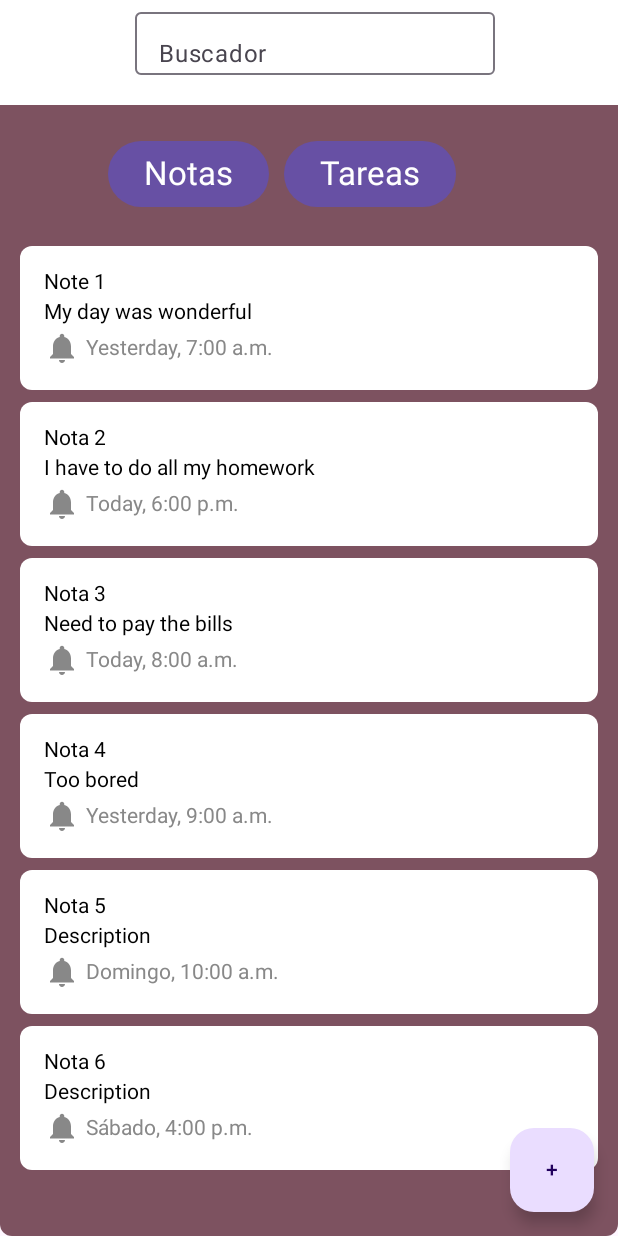
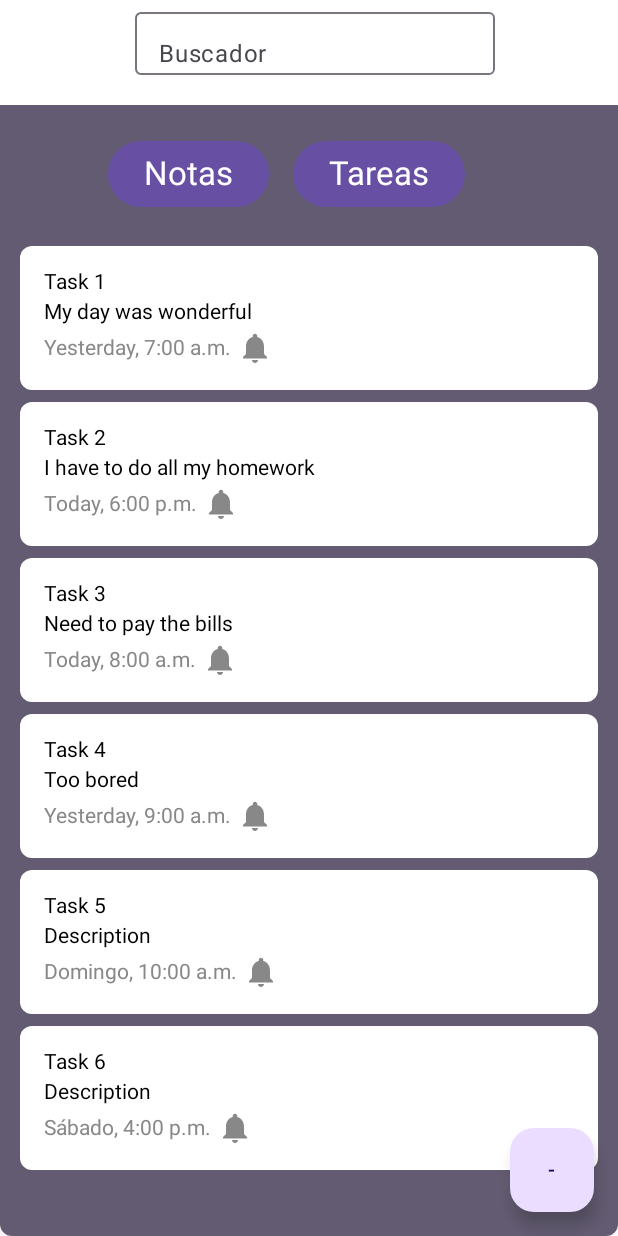
Before and after one commit to JuanCharlitossLopez/ProyectoNotas, an Android app built with Jetpack Compose: the screen it shows after launch (MainActivity before the commit, PrincipalTareas after it), after a tap on "Tareas", on a phone screen of 412 x 824 dp. Run offline under Robolectric (Android 15) with nearby library versions, the phone set to English and light mode, and no system bars.

Commit message:
Navegacion entre pantallas Completada

```diff
--- a/ProyectoNotas/app/src/main/AndroidManifest.xml
+++ b/ProyectoNotas/app/src/main/AndroidManifest.xml
@@ -26,7 +26,8 @@
 
         </activity>
         <activity android:name=".screens.PrincipalNotas" />
-
+        <activity android:name=".screens.PrincipalTareas" />
+        <activity android:name=".screens.AddTask" />
     </application>
 
 </manifest>
--- a/ProyectoNotas/app/src/main/java/com/example/proyectonotas/MainActivity.kt
+++ b/ProyectoNotas/app/src/main/java/com/example/proyectonotas/MainActivity.kt
@@ -1,21 +1,25 @@
-
 package com.example.proyectonotas
 
+/*import android.content.ClipData.Item*/
+
 import android.annotation.SuppressLint
-/*import android.content.ClipData.Item*/
+import android.content.Intent
 import android.os.Bundle
 import androidx.activity.ComponentActivity
 import androidx.activity.compose.setContent
 import androidx.compose.foundation.background
+import androidx.compose.foundation.layout.Box
 import androidx.compose.foundation.layout.Column
 import androidx.compose.foundation.layout.Row
 import androidx.compose.foundation.layout.Spacer
 import androidx.compose.foundation.layout.fillMaxSize
+import androidx.compose.foundation.layout.fillMaxWidth
+import androidx.compose.foundation.layout.height
 import androidx.compose.foundation.layout.offset
 import androidx.compose.foundation.layout.padding
 import androidx.compose.foundation.layout.width
-import androidx.compose.foundation.lazy.LazyColumn
 import androidx.compose.foundation.rememberScrollState
+import androidx.compose.foundation.shape.RoundedCornerShape
 import androidx.compose.foundation.verticalScroll
 import androidx.compose.material3.Button
 import androidx.compose.material3.ExperimentalMaterial3Api
@@ -23,17 +27,16 @@ import androidx.compose.material3.MaterialTheme
 import androidx.compose.material3.Scaffold
 import androidx.compose.material3.Text
 import androidx.compose.runtime.Composable
+import androidx.compose.ui.Alignment
 import androidx.compose.ui.Modifier
 import androidx.compose.ui.draw.clip
 import androidx.compose.ui.graphics.Color
-import androidx.compose.ui.text.input.TextFieldValue
+import androidx.compose.ui.platform.LocalContext
 import androidx.compose.ui.tooling.preview.Preview
 import androidx.compose.ui.unit.dp
 import com.example.proyectonotas.componentes.BottomBar
 import com.example.proyectonotas.componentes.FAB
-import com.example.proyectonotas.componentes.SearchBar
-
-import com.example.proyectonotas.screens.NoteCard
+import com.example.proyectonotas.screens.PrincipalTareas
 
 
 class MainActivity : ComponentActivity() {
@@ -50,14 +53,36 @@ class MainActivity : ComponentActivity() {
 @Preview
 @Composable
 fun ViewContainer() {
-    Scaffold (
+    Scaffold(
         topBar = { BottomBar() },
-        content = { Content()},
-
+        content = { Content() },
         floatingActionButton = { FAB() }
     )
 }
-
+@Composable
+fun NoteCardNOTAS(title: String, subtitle: String?, time: String) {
+    Box(
+        modifier = Modifier
+            .padding(horizontal = 1.dp, vertical = 4.dp)
+            .fillMaxWidth()
+            .background(Color.White, shape = RoundedCornerShape(8.dp))
+            .padding(16.dp)
+    ) {
+        Column {
+            Text(text = title, color = Color.Black)
+            subtitle?.let {
+                Spacer(modifier = Modifier.height(4.dp))
+                Text(text = subtitle, color = Color.Black)
+            }
+            Spacer(modifier = Modifier.height(4.dp))
+            Row(
+                verticalAlignment = Alignment.CenterVertically
+            ) {
+                Text(text = time, color = Color.Gray)
+            }
+        }
+    }
+}
 
 
 @Composable
@@ -66,12 +91,13 @@ fun Content() {
     // LazyColumn(content = )
     //COLUMNA
     val scrollState = rememberScrollState()
+    val context = LocalContext.current
 
     Column(
         modifier = Modifier
             .fillMaxSize()
             .clip(shape = MaterialTheme.shapes.small)
-            .background(MaterialTheme.colorScheme.tertiary)
+            .background(MaterialTheme.colorScheme.secondary)
             .padding(12.dp)
             .verticalScroll(scrollState)  // Esto hace que el contenido sea desplazable
 
@@ -85,26 +111,30 @@ fun Content() {
 
 
         ) {
-            Button(onClick = { /*TODO*/ }) {
+            Button(onClick = {
+                ///NO
+            }) {
                 Text(text = "Notas", style = MaterialTheme.typography.titleLarge)
-
             }
             Spacer(modifier = Modifier.width(10.dp))
-            Button(onClick = { /*TODO*/ }) {
+            Button(onClick = {
+                val intent = Intent(context, PrincipalTareas::class.java)
+                context.startActivity(intent)
+            }) {
                 Text(text = "Tareas", style = MaterialTheme.typography.titleLarge)
 
             }
         }
-        NoteCard(title = "Note 1", subtitle = "My day was wonderful", time = "Yesterday, 7:00 a.m.")
-        NoteCard(
+        NoteCardNOTAS(title = "Note 1", subtitle = "My day was wonderful", time = "Yesterday, 7:00 a.m.")
+        NoteCardNOTAS(
             title = "Nota 2",
             subtitle = "I have to do all my homework",
             time = "Today, 6:00 p.m."
         )
-        NoteCard(title = "Nota 3", subtitle = "Need to pay the bills", time = "Today, 8:00 a.m.")
-        NoteCard(title = "Nota 4", subtitle = "Too bored", time = "Yesterday, 9:00 a.m.")
-        NoteCard(title = "Nota 5", subtitle = "Description", time = "Domingo, 10:00 a.m.")
-        NoteCard(title = "Nota 6", subtitle = "Description", time = "Sábado, 4:00 p.m.")
+        NoteCardNOTAS(title = "Nota 3", subtitle = "Need to pay the bills", time = "Today, 8:00 a.m.")
+        NoteCardNOTAS(title = "Nota 4", subtitle = "Too bored", time = "Yesterday, 9:00 a.m.")
+        NoteCardNOTAS(title = "Nota 5", subtitle = "Description", time = "Domingo, 10:00 a.m.")
+        NoteCardNOTAS(title = "Nota 6", subtitle = "Description", time = "Sábado, 4:00 p.m.")
 
 
     }
--- /dev/null
+++ b/ProyectoNotas/app/src/main/java/com/example/proyectonotas/componentes/FABt.kt
@@ -0,0 +1,23 @@
+package com.example.proyectonotas.componentes
+
+import android.content.Intent
+import androidx.compose.material3.FloatingActionButton
+import androidx.compose.material3.Text
+import androidx.compose.runtime.Composable
+import androidx.compose.ui.platform.LocalContext
+import androidx.compose.ui.tooling.preview.Preview
+import com.example.proyectonotas.screens.AddTask
+
+@Preview
+@Composable
+fun FABt() {
+    val context = LocalContext.current
+    FloatingActionButton(
+        onClick = {
+            val intent = Intent(context, AddTask::class.java)
+            context.startActivity(intent)
+        })
+    {
+        Text(text = "-")
+    }
+}
--- /dev/null
+++ b/ProyectoNotas/app/src/main/java/com/example/proyectonotas/screens/AddTask.kt
@@ -0,0 +1,34 @@
+package com.example.proyectonotas.screens
+
+import android.annotation.SuppressLint
+import android.os.Bundle
+import androidx.activity.ComponentActivity
+import androidx.activity.compose.setContent
+import androidx.compose.material3.ExperimentalMaterial3Api
+import androidx.compose.material3.Scaffold
+import androidx.compose.runtime.Composable
+import androidx.compose.ui.tooling.preview.Preview
+import com.example.proyectonotas.componentes.PreviewSearchBar
+
+
+class AddTask : ComponentActivity() {
+    override fun onCreate(savedInstanceState: Bundle?) {
+        super.onCreate(savedInstanceState)
+        setContent {
+            ViewContainerTask()
+        }
+    }
+}
+
+
+
+@OptIn(ExperimentalMaterial3Api::class)
+@SuppressLint("UnusedMaterial3ScaffoldPaddingParameter")
+@Preview
+@Composable
+fun ViewContainerTask() {
+    Scaffold(
+        topBar = { PreviewSearchBar() },
+        content = {  }
+    )
+}
--- a/ProyectoNotas/app/src/main/java/com/example/proyectonotas/screens/PrincipalNotas.kt
+++ b/ProyectoNotas/app/src/main/java/com/example/proyectonotas/screens/PrincipalNotas.kt
@@ -2,42 +2,31 @@ package com.example.proyectonotas.screens
 
 import android.content.Intent
 import android.os.Bundle
-import androidx.compose.runtime.Composable
+import androidx.activity.ComponentActivity
+import androidx.activity.compose.setContent
+import androidx.compose.foundation.background
+import androidx.compose.foundation.layout.*
+import androidx.compose.material.icons.Icons
+import androidx.compose.material.icons.filled.ArrowBack
+import androidx.compose.material.icons.filled.MoreVert
+import androidx.compose.material3.ExperimentalMaterial3Api
+import androidx.compose.material3.Icon
+import androidx.compose.material3.IconButton
+import androidx.compose.material3.Text
+import androidx.compose.material3.TextField
+import androidx.compose.runtime.*
+import androidx.compose.ui.Alignment
+import androidx.compose.ui.Modifier
 import androidx.compose.ui.graphics.Color
+import androidx.compose.ui.platform.LocalContext
+import androidx.compose.ui.text.font.FontWeight
 import androidx.compose.ui.tooling.preview.Preview
 import androidx.compose.ui.unit.dp
-import androidx.compose.foundation.background
-import androidx.activity.ComponentActivity
-import androidx.activity.compose.setContent
-import androidx.compose.foundation.layout.Arrangement
-import androidx.compose.foundation.layout.Box
-import androidx.compose.foundation.layout.Row
-import androidx.compose.foundation.layout.fillMaxSize
-import androidx.compose.foundation.layout.fillMaxWidth
-import androidx.compose.foundation.layout.height
-import androidx.compose.foundation.layout.padding
-import androidx.compose.material3.Text
-import androidx.compose.material.icons.Icons
-import androidx.compose.material3.Icon
-import androidx.compose.material3.IconButton
-import androidx.compose.runtime.mutableStateOf
-import androidx.compose.runtime.remember
-import androidx.compose.ui.Alignment
-import androidx.compose.ui.Modifier
+import androidx.compose.ui.unit.sp
+import com.example.proyectonotas.MainActivity
 import java.text.SimpleDateFormat
 import java.util.Date
 import java.util.Locale
-import androidx.compose.foundation.layout.*
-import androidx.compose.material.icons.filled.ArrowBack
-import androidx.compose.material.icons.filled.MoreVert
-import androidx.compose.ui.text.font.FontWeight
-import androidx.compose.ui.unit.sp
-import androidx.compose.runtime.getValue
-import androidx.compose.runtime.*
-import androidx.compose.material3.ExperimentalMaterial3Api
-import androidx.compose.material3.TextField
-import androidx.compose.ui.platform.LocalContext
-import com.example.proyectonotas.MainActivity
 
 
 class PrincipalNotas : ComponentActivity() {
@@ -128,7 +117,7 @@ fun editarTitulo() {
             fontWeight = FontWeight.Bold
         ),
         placeholder = {
-            Text(text = "TIME", fontSize = 48.sp, fontWeight = FontWeight.Bold)
+            Text(text = "Tittle", fontSize = 48.sp, fontWeight = FontWeight.Bold)
         }
     )
 }
--- a/ProyectoNotas/app/src/main/java/com/example/proyectonotas/screens/PrincipalTareas.kt
+++ b/ProyectoNotas/app/src/main/java/com/example/proyectonotas/screens/PrincipalTareas.kt
@@ -1,23 +1,53 @@
 package com.example.proyectonotas.screens
 
-import androidx.compose.runtime.Composable
-import androidx.compose.ui.Modifier
-import androidx.compose.ui.graphics.Color
-import androidx.compose.ui.tooling.preview.Preview
-import androidx.compose.ui.unit.dp
+import android.annotation.SuppressLint
+import android.content.Intent
+import android.os.Bundle
+import androidx.activity.ComponentActivity
+import androidx.activity.compose.setContent
 import androidx.compose.foundation.background
-import androidx.compose.foundation.layout.*
+import androidx.compose.foundation.layout.Box
+import androidx.compose.foundation.layout.Column
+import androidx.compose.foundation.layout.Row
+import androidx.compose.foundation.layout.Spacer
+import androidx.compose.foundation.layout.fillMaxSize
+import androidx.compose.foundation.layout.fillMaxWidth
+import androidx.compose.foundation.layout.height
+import androidx.compose.foundation.layout.offset
+import androidx.compose.foundation.layout.padding
+import androidx.compose.foundation.layout.width
+import androidx.compose.foundation.rememberScrollState
 import androidx.compose.foundation.shape.RoundedCornerShape
+import androidx.compose.foundation.verticalScroll
 import androidx.compose.material.icons.Icons
 import androidx.compose.material.icons.filled.Notifications
 import androidx.compose.material3.Button
+import androidx.compose.material3.ExperimentalMaterial3Api
 import androidx.compose.material3.Icon
 import androidx.compose.material3.MaterialTheme
+import androidx.compose.material3.Scaffold
 import androidx.compose.material3.Text
+import androidx.compose.runtime.Composable
 import androidx.compose.ui.Alignment
-import com.example.proyectonotas.componentes.FAB
-import com.example.proyectonotas.componentes.ToolBar
+import androidx.compose.ui.Modifier
+import androidx.compose.ui.draw.clip
+import androidx.compose.ui.graphics.Color
+import androidx.compose.ui.platform.LocalContext
+import androidx.compose.ui.tooling.preview.Preview
+import androidx.compose.ui.unit.dp
+import com.example.proyectonotas.MainActivity
+import com.example.proyectonotas.componentes.BottomBar
+import com.example.proyectonotas.componentes.FABt
 
+
+class PrincipalTareas : ComponentActivity() {
+    override fun onCreate(savedInstanceState: Bundle?) {
+        super.onCreate(savedInstanceState)
+        setContent {
+            ViewContainer2()
+        }
+    }
+}
 
 @Composable
 fun NoteCard(title: String, subtitle: String?, time: String) {
@@ -27,6 +57,7 @@ fun NoteCard(title: String, subtitle: String?, time: String) {
             .fillMaxWidth()
             .background(Color.White, shape = RoundedCornerShape(8.dp))
             .padding(16.dp)
+
     ) {
         Column {
             Text(text = title, color = Color.Black)
@@ -38,9 +69,13 @@ fun NoteCard(title: String, subtitle: String?, time: String) {
             Row(
                 verticalAlignment = Alignment.CenterVertically
             ) {
-                Icon(imageVector = Icons.Filled.Notifications, contentDescription = "Time", tint = Color.Gray)
+                Text(text = time, color = Color.Gray)
                 Spacer(modifier = Modifier.width(4.dp))
-                Text(text = time, color = Color.Gray )
+                Icon(
+                    imageVector = Icons.Filled.Notifications,
+                    contentDescription = "Time",
+                    tint = Color.Gray
+                )
             }
         }
     }
@@ -48,28 +83,38 @@ fun NoteCard(title: String, subtitle: String?, time: String) {
 
 @Preview
 @Composable
-fun a() {
+fun ContenidoT() {
+    val context = LocalContext.current
+    val scrollState = rememberScrollState()
     Column(
         modifier = Modifier
             .fillMaxSize()
-            .background(Color.Gray)
-            .padding(18.dp)
+            .clip(shape = MaterialTheme.shapes.small)
+            .background(MaterialTheme.colorScheme.secondary)
+            .padding(12.dp)
+            .verticalScroll(scrollState)
 
     ) {
 
-        Row (
-            modifier= Modifier
-                .padding(16.dp)
-                .offset(x = 70.dp)
+        Row(
+            modifier = Modifier
+                .padding(50.dp)
+                .offset(x = 10.dp)
+                .offset(y = 30.dp)
 
-        ){
-            Button(onClick = { /*TODO*/ }) {
-                Text(text = "Notas", style =  MaterialTheme.typography.titleLarge)
+        ) {
+            Button(
+                onClick = {
+                    val intent = Intent(context, MainActivity::class.java)
+                    context.startActivity(intent)
+                }
+            ) {
+                Text(text = "Notas", style = MaterialTheme.typography.titleLarge)
 
             }
             Spacer(modifier = Modifier.width(16.dp))
             Button(onClick = { /*TODO*/ }) {
-                Text(text = "Tareas", style =  MaterialTheme.typography.titleLarge)
+                Text(text = "Tareas", style = MaterialTheme.typography.titleLarge)
 
             }
 
@@ -77,14 +122,27 @@ fun a() {
         }
 
 
-        NoteCard(title = "Note 1", subtitle = "My day was wonderful", time = "Yesterday, 7:00 a.m.")
-        NoteCard(title = "Nota 2", subtitle = "I have to do all my homework", time = "Today, 6:00 p.m.")
-        NoteCard(title = "Nota 3", subtitle = "Need to pay the bills", time = "Today, 8:00 a.m.")
-        NoteCard(title = "Nota 4", subtitle = "Too bored", time = "Yesterday, 9:00 a.m.")
-        NoteCard(title = "Nota 5", subtitle = "Description", time = "Domingo, 10:00 a.m.")
-        NoteCard(title = "Nota 6", subtitle = "Description", time = "Sábado, 4:00 p.m.")
-
-
-
+        NoteCard(title = "Task 1", subtitle = "My day was wonderful", time = "Yesterday, 7:00 a.m.")
+        NoteCard(
+            title = "Task 2",
+            subtitle = "I have to do all my homework",
+            time = "Today, 6:00 p.m."
+        )
+        NoteCard(title = "Task 3", subtitle = "Need to pay the bills", time = "Today, 8:00 a.m.")
+        NoteCard(title = "Task 4", subtitle = "Too bored", time = "Yesterday, 9:00 a.m.")
+        NoteCard(title = "Task 5", subtitle = "Description", time = "Domingo, 10:00 a.m.")
+        NoteCard(title = "Task 6", subtitle = "Description", time = "Sábado, 4:00 p.m.")
     }
 }
+
+@SuppressLint("UnusedMaterial3ScaffoldPaddingParameter")
+@OptIn(ExperimentalMaterial3Api::class)
+@Preview
+@Composable
+fun ViewContainer2() {
+    Scaffold(
+        topBar = { BottomBar() },
+        content = { ContenidoT() },
+        floatingActionButton = { FABt() }
+    )
+}
```
Also changed, not shown: 1 other file.
